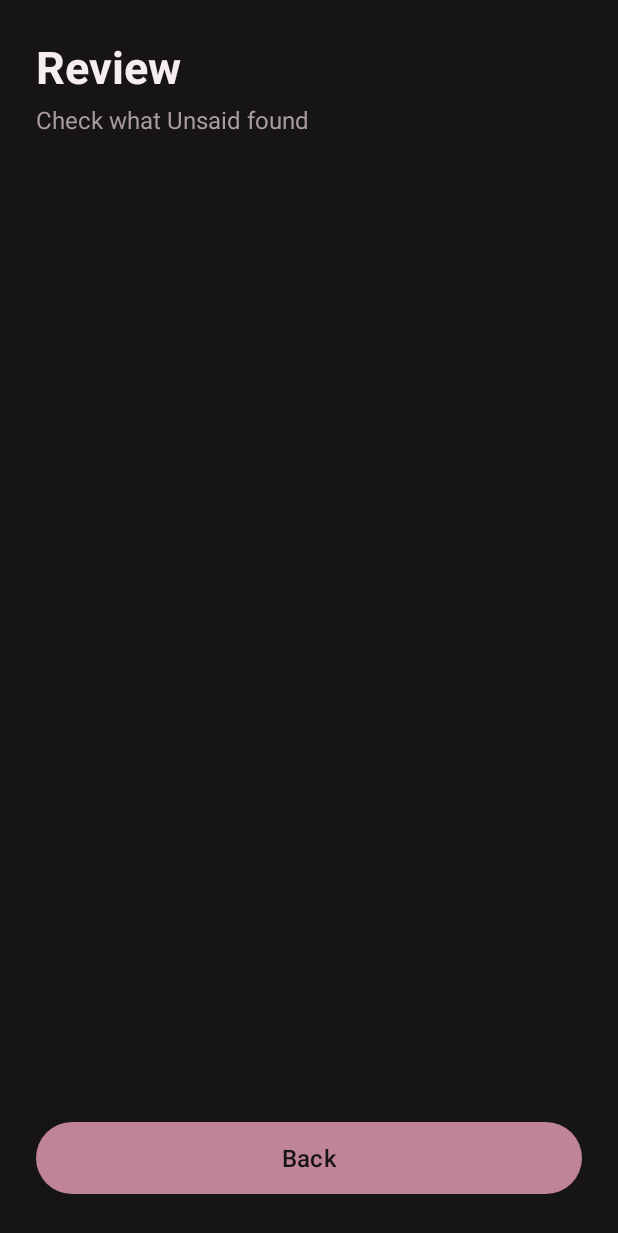
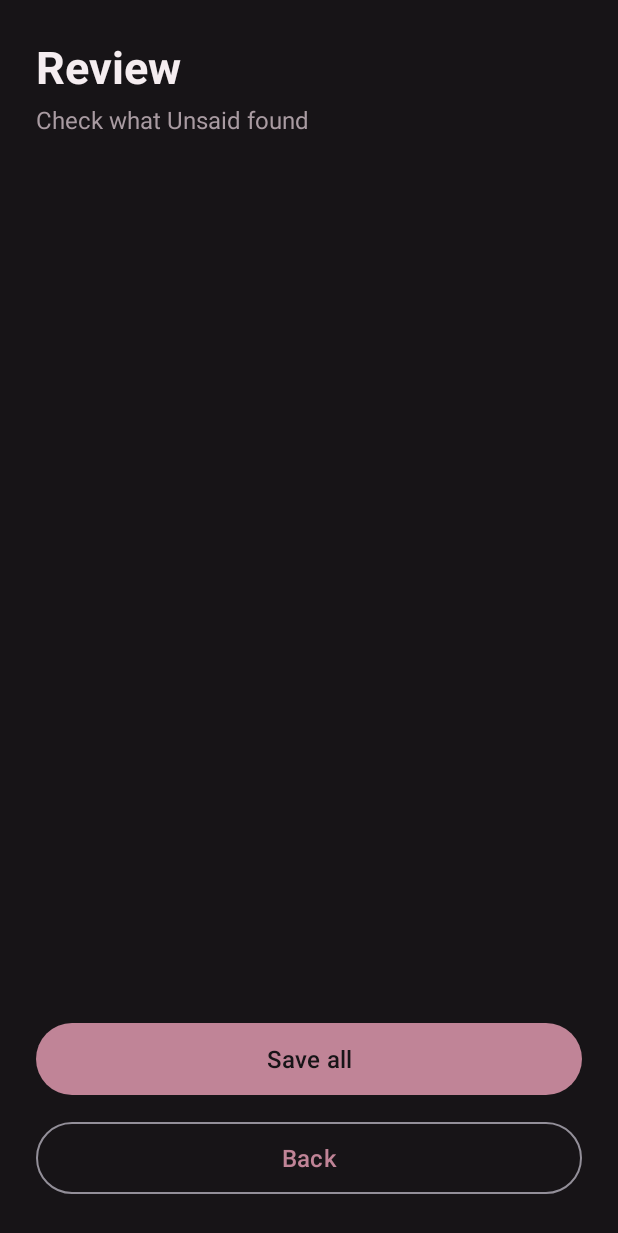
Before and after one commit to fatima03-az/UNSAID, an Android app: the ReviewActivity screen opened directly, with no data from a screen before it, on a phone screen of 412 x 824 dp. Shown: the top 1233 px of the screen. Run offline under Robolectric (Android 15) with nearby library versions, the phone set to English and light mode, and no system bars.

Commit message:
Add Room database and Save button

```diff
--- a/app/build.gradle.kts
+++ b/app/build.gradle.kts
@@ -32,6 +32,8 @@ android {
 }
 
 dependencies {
+    implementation("androidx.room:room-runtime:2.6.1")
+    annotationProcessor("androidx.room:room-compiler:2.6.1")
     implementation(libs.activity.ktx)
     implementation(libs.appcompat)
     implementation(libs.constraintlayout)
--- a/app/src/main/java/com/fatima/unsaid/ReviewActivity.java
+++ b/app/src/main/java/com/fatima/unsaid/ReviewActivity.java
@@ -1,13 +1,17 @@
 package com.fatima.unsaid;
 
+import android.content.Intent;
 import android.os.Bundle;
 import android.view.View;
 import android.widget.LinearLayout;
 import android.widget.TextView;
+import android.widget.Toast;
 import androidx.appcompat.app.AppCompatActivity;
 import java.util.List;
 
 public class ReviewActivity extends AppCompatActivity {
+
+    List<Task> tasks;
 
     @Override
     protected void onCreate(Bundle savedInstanceState) {
@@ -16,7 +20,7 @@ public class ReviewActivity extends AppCompatActivity {
 
         LinearLayout taskList = findViewById(R.id.taskList);
         String thought = getIntent().getStringExtra("thought");
-        List<Task> tasks = SimpleParser.parse(thought);
+        tasks = SimpleParser.parse(thought);
 
         for (Task task : tasks) {
             View card = getLayoutInflater().inflate(R.layout.item_task, taskList, false);
@@ -27,6 +31,21 @@ public class ReviewActivity extends AppCompatActivity {
             taskList.addView(card);
         }
 
+        findViewById(R.id.btnSave).setOnClickListener(v -> saveAll());
         findViewById(R.id.btnBack).setOnClickListener(v -> finish());
     }
+
+    private void saveAll() {
+        if (tasks.isEmpty()) {
+            Toast.makeText(this, "Nothing to save", Toast.LENGTH_SHORT).show();
+            return;
+        }
+        AppDatabase.getInstance(this).taskDao().insertAll(tasks);
+        Toast.makeText(this, tasks.size() + " items saved", Toast.LENGTH_SHORT).show();
+
+        Intent home = new Intent(this, MainActivity.class);
+        home.addFlags(Intent.FLAG_ACTIVITY_CLEAR_TOP);
+        startActivity(home);
+        finish();
+    }
 }
--- a/app/src/main/res/layout/activity_review.xml
+++ b/app/src/main/res/layout/activity_review.xml
@@ -37,11 +37,22 @@
     </ScrollView>
 
     <com.google.android.material.button.MaterialButton
-        android:id="@+id/btnBack"
+        android:id="@+id/btnSave"
         android:layout_width="match_parent"
         android:layout_height="56dp"
         android:layout_marginTop="16dp"
+        android:text="Save all"
+        android:textSize="16sp"
+        app:cornerRadius="28dp" />
+
+    <com.google.android.material.button.MaterialButton
+        android:id="@+id/btnBack"
+        style="@style/Widget.Material3.Button.OutlinedButton"
+        android:layout_width="match_parent"
+        android:layout_height="56dp"
+        android:layout_marginTop="10dp"
         android:text="Back"
         android:textSize="16sp"
         app:cornerRadius="28dp" />
+
 </LinearLayout>
```
Also changed, not shown: app/src/main/java/com/fatima/unsaid/AppDatabase.java (added, +26 -0 lines), app/src/main/java/com/fatima/unsaid/Task.java (+8 -0 lines), app/src/main/java/com/fatima/unsaid/TaskDao.java (added, +23 -0 lines).
